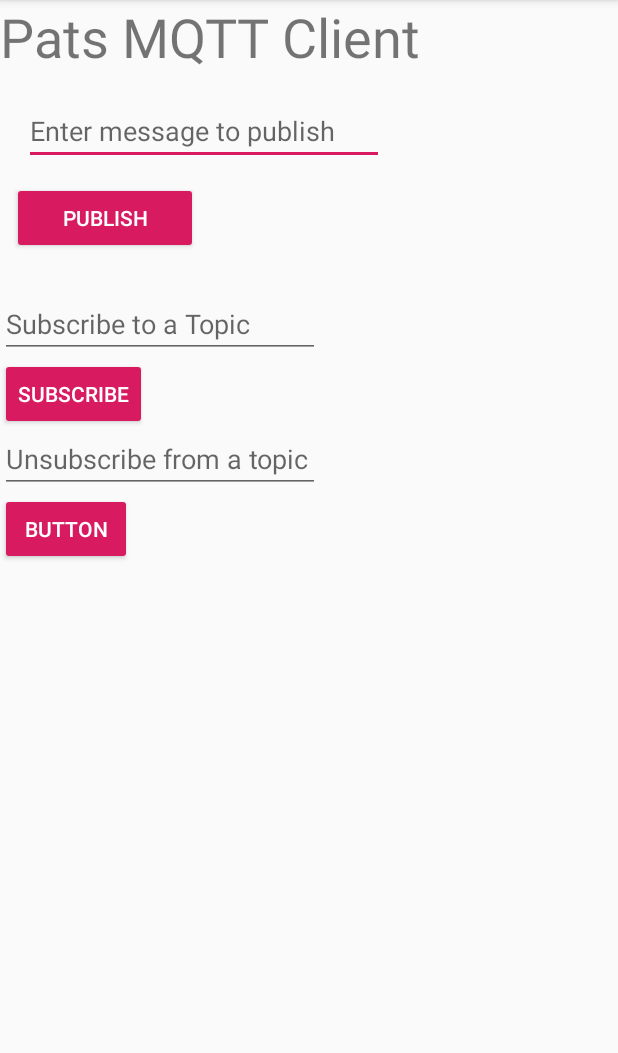
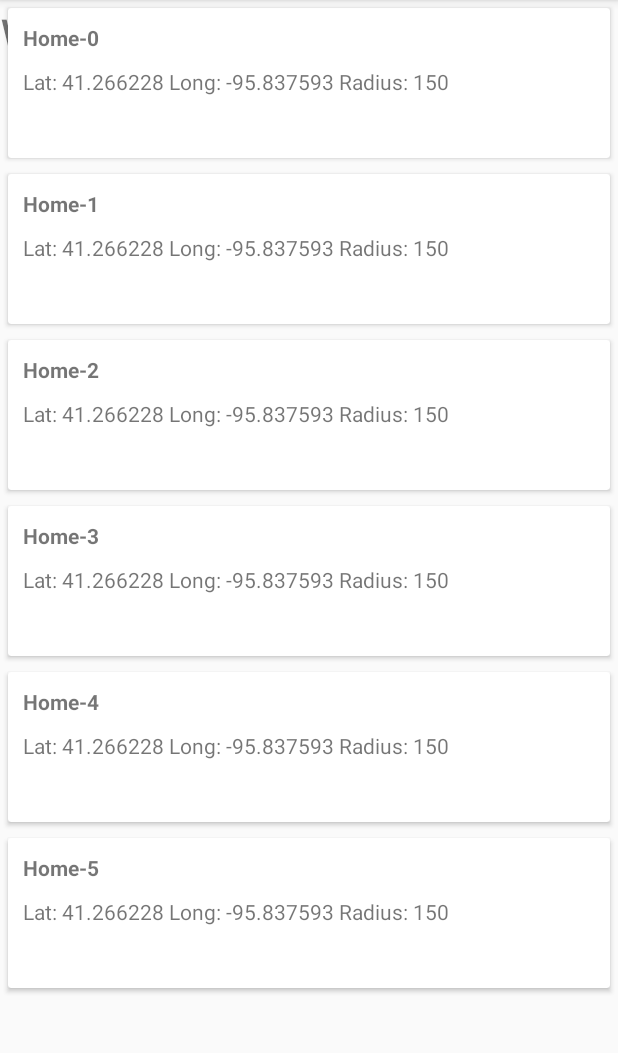
Before and after one commit to ppeters0502/whereabouts, an Android app: the screen it shows after launch (MainActivity before the commit, WaypointActivity after it), after a tap on "SUBSCRIBE", on a phone screen of 412 x 824 dp, the part 84-1137 px from its top. Run offline under Robolectric (Android 15) with nearby library versions, the phone set to English and light mode, and no system bars; 2 statements that could not run were skipped.

Commit message:
waypoint list configured

```diff
--- a/android/app/build.gradle
+++ b/android/app/build.gradle
@@ -19,12 +19,16 @@ android {
 }
 
 dependencies {
+    implementation "com.android.support:support-compat:28.0.0"
     implementation fileTree(dir: 'libs', include: ['*.jar'])
     implementation 'com.android.support:appcompat-v7:28.0.0'
+    implementation 'com.android.support:recyclerview-v7:28.0.0'
+    implementation 'com.android.support:cardview-v7:28.0.0'
     implementation 'com.android.support.constraint:constraint-layout:1.1.3'
     implementation files('libs/org.eclipse.paho.android.service-1.1.1.jar')
     implementation files('libs/org.eclipse.paho.client.mqttv3-1.1.1.jar')
     testImplementation 'junit:junit:4.12'
     androidTestImplementation 'com.android.support.test:runner:1.0.2'
     androidTestImplementation 'com.android.support.test.espresso:espresso-core:3.0.2'
+    implementation 'com.android.support:cardview-v7:28.0.0'
 }
--- a/android/app/src/main/AndroidManifest.xml
+++ b/android/app/src/main/AndroidManifest.xml
@@ -14,6 +14,8 @@
         android:roundIcon="@mipmap/ic_launcher_round"
         android:supportsRtl="true"
         android:theme="@style/AppTheme">
+        <activity android:name=".views.WaypointCardActivity"></activity>
+        <activity android:name=".views.WaypointActivity" />
         <activity android:name=".MainActivity">
             <intent-filter>
                 <action android:name="android.intent.action.MAIN" />
@@ -21,6 +23,7 @@
                 <category android:name="android.intent.category.LAUNCHER" />
             </intent-filter>
         </activity>
+
         <service android:name="org.eclipse.paho.android.service.MqttService" />
     </application>
 
--- a/android/app/src/main/java/com/example/myapplication/MainActivity.java
+++ b/android/app/src/main/java/com/example/myapplication/MainActivity.java
@@ -6,6 +6,8 @@ import android.os.Bundle;
 import android.view.View;
 import android.widget.Button;
 import android.widget.EditText;
+
+import com.example.myapplication.views.WaypointActivity;
 
 import org.eclipse.paho.android.service.MqttAndroidClient;
 import org.eclipse.paho.client.mqttv3.MqttException;
@@ -18,7 +20,7 @@ public class MainActivity extends AppCompatActivity {
     private PahoMqttClient pahoMqttClient;
 
     private EditText textMessage, subscribeTopic, unSubscribeTopic;
-    private Button publishMessage, subscribe, unSubscribe;
+    private Button publishMessage, subscribe, unSubscribe, waypoints;
 
     @Override
     protected void onCreate(Bundle savedInstanceState) {
@@ -29,9 +31,10 @@ public class MainActivity extends AppCompatActivity {
         textMessage = (EditText) findViewById(R.id.publishText);
         publishMessage = (Button) findViewById(R.id.publishButton);
 
+        waypoints = (Button) findViewById(R.id.newViewButton);
+
         subscribe = (Button) findViewById(R.id.subscribeButton);
-        unSubscribe = (Button) findViewById(R.id.unSubscribeButton);
-
+        //unSubscribe = (Button) findViewById(R.id.unSubscribeButton);
         subscribeTopic = (EditText) findViewById(R.id.subscribeText);
         unSubscribeTopic = (EditText) findViewById(R.id.unSubscribeText);
         client = pahoMqttClient.getMqttClient(getApplicationContext(), Constants.MQTT_BROKER_URL, Constants.CLIENT_ID);
@@ -56,32 +59,21 @@ public class MainActivity extends AppCompatActivity {
         subscribe.setOnClickListener(new View.OnClickListener(){
             @Override
             public void onClick(View v){
-                String topic = subscribeTopic.getText().toString().trim();
-                if(!topic.isEmpty())
-                {
-                    try{
-                        pahoMqttClient.subscribe(client, topic, 1);
-                    } catch(MqttException e){
-                        e.printStackTrace();
-                    }
-                }
+                addWaypoint(v);
             }
         });
 
-        unSubscribe.setOnClickListener(new View.OnClickListener(){
+        waypoints.setOnClickListener(new View.OnClickListener(){
             @Override
             public void onClick(View v){
-                String topic = unSubscribeTopic.getText().toString().trim();
-                if(!topic.isEmpty()){
-                    try{
-                        pahoMqttClient.unSubscribe(client, topic);
-                    } catch(MqttException e){
-                        e.printStackTrace();
-                    }
-                }
+                addWaypoint(v);
             }
         });
         Intent intent = new Intent(MainActivity.this, MqttMessageService.class);
         startService(intent);
     }
+    public void addWaypoint (View view){
+        Intent intent = new Intent(this, WaypointActivity.class);
+        startActivity(intent);
+    }
 }
--- /dev/null
+++ b/android/app/src/main/java/com/example/myapplication/WaypointCardViewAdapter.java
@@ -0,0 +1,80 @@
+package com.example.myapplication;
+
+import android.support.v7.widget.RecyclerView;
+import android.util.Log;
+import android.view.LayoutInflater;
+import android.view.View;
+import android.view.ViewGroup;
+import android.widget.TextView;
+
+import com.example.myapplication.models.Waypoint;
+
+import java.util.ArrayList;
+
+
+public class WaypointCardViewAdapter extends RecyclerView
+        .Adapter<WaypointCardViewAdapter
+        .WaypointHolder> {
+    private static String LOG_TAG = "MyWaypointCardViewAdapter";
+    private ArrayList<Waypoint> mDataset;
+    private static MyClickListener myClickListener;
+
+    public static class WaypointHolder extends RecyclerView.ViewHolder
+        implements View
+        .OnClickListener {
+        TextView Name;
+        TextView Location;
+
+        public WaypointHolder(View itemView){
+            super(itemView);
+            Name = (TextView) itemView.findViewById(R.id.WaypointName);
+            Location = (TextView) itemView.findViewById(R.id.WayPointLocation);
+            Log.i(LOG_TAG, "Adding Listener");
+            itemView.setOnClickListener(this);
+        }
+
+        @Override
+        public void onClick(View v) {
+            myClickListener.onItemClick(getAdapterPosition(), v);
+        }
+    }
+
+    public void setOnItemClickListener(MyClickListener myClickListener){
+        this.myClickListener = myClickListener;
+    }
+    public WaypointCardViewAdapter(ArrayList<Waypoint> myDataset){
+        mDataset = myDataset;
+    }
+
+    @Override
+    public WaypointHolder onCreateViewHolder(ViewGroup parent, int viewType){
+        View view = LayoutInflater.from(parent.getContext()).inflate(R.layout.activity_waypoint_card, parent, false);
+        WaypointHolder waypointHolder = new WaypointHolder(view);
+        return waypointHolder;
+    }
+
+    @Override
+    public void onBindViewHolder(WaypointHolder holder, int position) {
+        holder.Name.setText(mDataset.get(position).getWaypointName());
+        holder.Location.setText("Lat: "+mDataset.get(position).getWaypointLatitude()
+                + " Long: "+mDataset.get(position).getWaypointLongitude() + " Radius: "+mDataset.get(position).getWaypointRadius());
+
+    }
+
+    public void addItem(Waypoint wp, int index) {
+        mDataset.add(index, wp);
+        notifyItemInserted(index);
+    }
+
+    public void deleteItem(int index) {
+        mDataset.remove(index);
+        notifyItemRemoved(index);
+    }
+    @Override
+    public int getItemCount() {
+        return mDataset.size();
+    }
+    public interface MyClickListener {
+        public void onItemClick(int position, View v);
+    }
+}
--- /dev/null
+++ b/android/app/src/main/java/com/example/myapplication/models/Waypoint.java
@@ -0,0 +1,44 @@
+package com.example.myapplication.models;
+
+public class Waypoint {
+    private double Lat;
+    private double Long;
+    private int radius;
+    private String WaypointName;
+
+    public Waypoint(double latitude, double longitude, int radius, String name)
+    {
+        this.Lat = latitude;
+        this.Long = longitude;
+        this.radius = radius;
+        this.WaypointName = name;
+    }
+    public String getWaypointName(){
+        return this.WaypointName;
+    }
+    public double getWaypointLongitude(){
+        return this.Long;
+    }
+    public double getWaypointLatitude(){
+        return this.Lat;
+    }
+    public int getWaypointRadius(){
+        return this.radius;
+    }
+    public void setWaypointName(String name){
+        this.WaypointName = name;
+    }
+    public void setLat(double l){
+        this.Lat = l;
+
+    }
+    public void setLong(double lo){
+        this.Long = lo;
+
+    }
+    public void setRadius(int r){
+        this.radius = r;
+    }
+
+
+}
--- /dev/null
+++ b/android/app/src/main/java/com/example/myapplication/views/WaypointActivity.java
@@ -0,0 +1,53 @@
+package com.example.myapplication.views;
+
+import android.support.v7.app.AppCompatActivity;
+import android.os.Bundle;
+import android.support.v7.widget.LinearLayoutManager;
+import android.support.v7.widget.RecyclerView;
+import android.util.Log;
+import android.view.View;
+
+import com.example.myapplication.R;
+import com.example.myapplication.WaypointCardViewAdapter;
+import com.example.myapplication.models.Waypoint;
+
+import java.util.ArrayList;
+
+public class WaypointActivity extends AppCompatActivity {
+
+    private RecyclerView mRecyclerView;
+    private RecyclerView.Adapter mAdapter;
+    private RecyclerView.LayoutManager mLayoutManager;
+    private static String LOG_TAG = "CardViewActivity";
+    @Override
+    protected void onCreate(Bundle savedInstanceState) {
+        super.onCreate(savedInstanceState);
+        setContentView(R.layout.activity_waypoint);
+        mRecyclerView = (RecyclerView) findViewById(R.id.my_recycler_view);
+        mRecyclerView.setHasFixedSize(true);
+        mLayoutManager = new LinearLayoutManager(this);
+        mRecyclerView.setLayoutManager(mLayoutManager);
+        mAdapter = new WaypointCardViewAdapter(getDataSet());
+        mRecyclerView.setAdapter(mAdapter);
+    }
+    @Override
+    protected void onResume() {
+        super.onResume();
+        ((WaypointCardViewAdapter) mAdapter).setOnItemClickListener(new WaypointCardViewAdapter
+                .MyClickListener() {
+            @Override
+            public void onItemClick(int position, View v) {
+                Log.i(LOG_TAG, " Clicked on Item " + position);
+            }
+        });
+    }
+
+    private ArrayList<Waypoint> getDataSet(){
+        ArrayList results = new ArrayList<Waypoint>();
+        for(int i = 0; i<6; i++){
+            Waypoint obj = new Waypoint(41.266228, -95.837593, 150, "Home-"+i);
+            results.add(i, obj);
+        }
+        return results;
+    }
+}
--- /dev/null
+++ b/android/app/src/main/res/layout/activity_waypoint.xml
@@ -0,0 +1,21 @@
+<?xml version="1.0" encoding="utf-8"?>
+<RelativeLayout xmlns:android="http://schemas.android.com/apk/res/android"
+    xmlns:app="http://schemas.android.com/apk/res-auto"
+    xmlns:tools="http://schemas.android.com/tools"
+    android:layout_width="match_parent"
+    android:layout_height="match_parent"
+    tools:context=".views.WaypointActivity">
+
+    <TextView
+        android:id="@+id/WaypointHeadline"
+        android:layout_width="316dp"
+        android:layout_height="wrap_content"
+        android:text="Waypoints"
+        android:textSize="36sp" />
+
+    <android.support.v7.widget.RecyclerView
+        android:id="@+id/my_recycler_view"
+        android:layout_width="match_parent"
+        android:layout_height="match_parent"
+        android:scrollbars="vertical"/>
+</RelativeLayout>
--- /dev/null
+++ b/android/app/src/main/res/layout/activity_waypoint_card.xml
@@ -0,0 +1,35 @@
+<?xml version="1.0" encoding="utf-8"?>
+<LinearLayout xmlns:android="http://schemas.android.com/apk/res/android"
+    xmlns:card_view="http://schemas.android.com/apk/res-auto"
+    android:layout_width="match_parent"
+    android:layout_height="wrap_content"
+    android:orientation="vertical">
+    <android.support.v7.widget.CardView
+        android:id="@+id/card_view"
+        android:layout_width="fill_parent"
+        android:layout_height="100dp"
+        android:layout_gravity="center"
+        android:layout_margin="5dp"
+        card_view:cardCornerRadius="2dp"
+        card_view:contentPadding="10dp">
+
+        <RelativeLayout
+            android:layout_width="fill_parent"
+            android:layout_height="fill_parent">
+
+            <TextView
+                android:id="@+id/WaypointName"
+                android:layout_width="wrap_content"
+                android:layout_height="wrap_content"
+                android:layout_alignParentTop="true"
+                android:textStyle="bold"/>
+
+            <TextView
+                android:id="@+id/WayPointLocation"
+                android:layout_width="wrap_content"
+                android:layout_height="wrap_content"
+                android:layout_below="@+id/WaypointName"
+                android:layout_marginTop="10dp"/>
+        </RelativeLayout>
+    </android.support.v7.widget.CardView>
+</LinearLayout>
```
Also changed, not shown: android/app/src/main/java/com/example/myapplication/MqttMessageService.java (+13 -1 lines), android/app/src/main/java/com/example/myapplication/views/WaypointCardActivity.java (added, +25 -0 lines), android/app/src/main/res/layout/activity_main.xml (+14 -1 lines).
